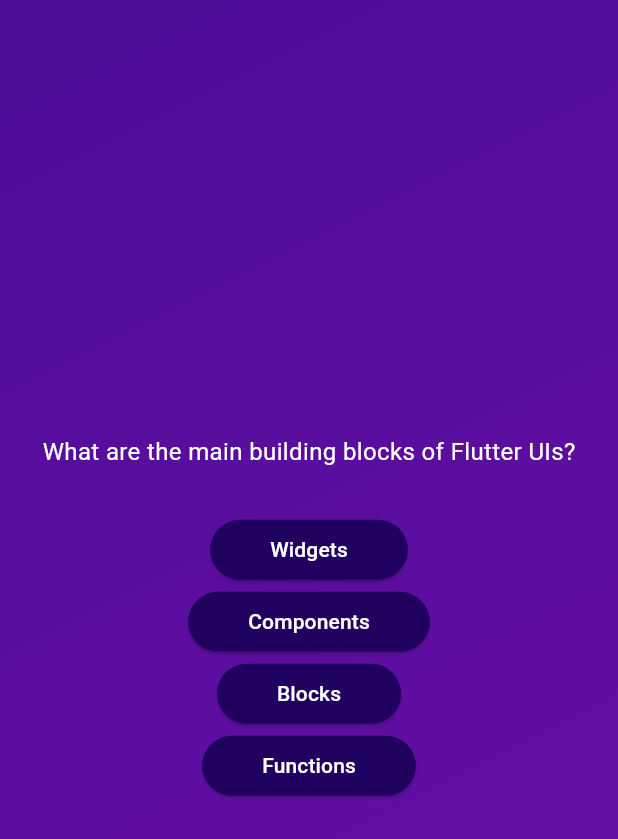
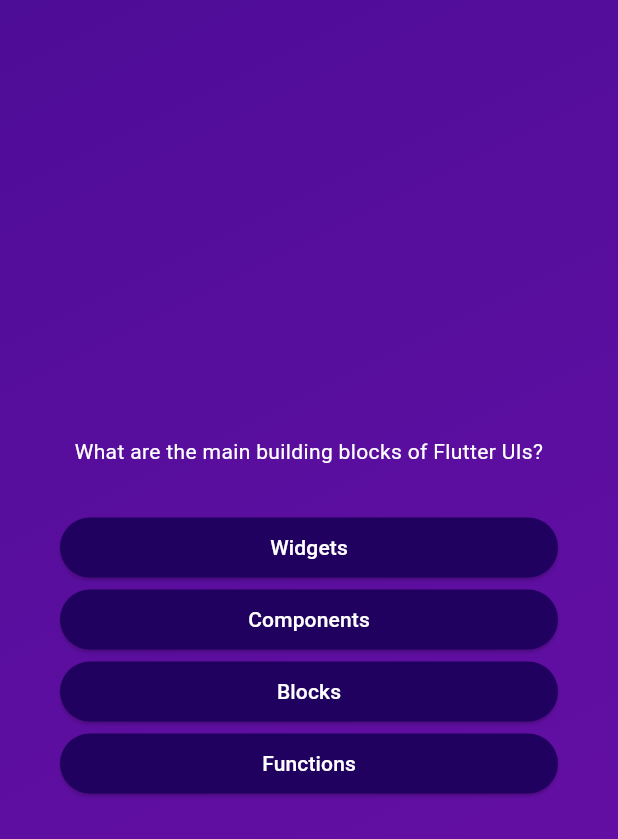
Before and after one commit to good-repository/flutter_adv_basics, a Flutter app: the screen it shows after launch, after a tap on "Start Quiz", on a phone screen of 412 x 824 dp. Shown: the top 839 px of the screen. Run offline on Flutter 3.47's test engine with Material 3 defaults, Android fonts, the phone set to English and light mode, and no system bars.

Commit message:
Improve layout and styling of questions screen
Wrapped the question content in a Container with margin, set crossAxisAlignment to stretch, and centered the question text. These changes enhance the visual layout and alignment of the questions screen.

```diff
--- a/lib/questions_screen.dart
+++ b/lib/questions_screen.dart
@@ -18,12 +18,16 @@ class _QuestionsScreenState extends State<QuestionsScreen> {
 
     return SizedBox(
       width: double.infinity,
+      child: Container(
+        margin: const EdgeInsets.all(40),
         child: Column(
           mainAxisAlignment: MainAxisAlignment.center,
+          crossAxisAlignment: CrossAxisAlignment.stretch,
           children: [
             Text(
               currentQuestion.text,
-            style: const TextStyle(fontSize: 16, color: Colors.white),
+              style: const TextStyle(color: Colors.white),
+              textAlign: TextAlign.center,
             ),
             const SizedBox(height: 30),
             ...currentQuestion.answers.map((answer) {
@@ -36,6 +40,7 @@ class _QuestionsScreenState extends State<QuestionsScreen> {
             }),
           ],
         ),
+      ),
     );
   }
 }
```
Lines whose indentation alone changed are shown as unchanged.
